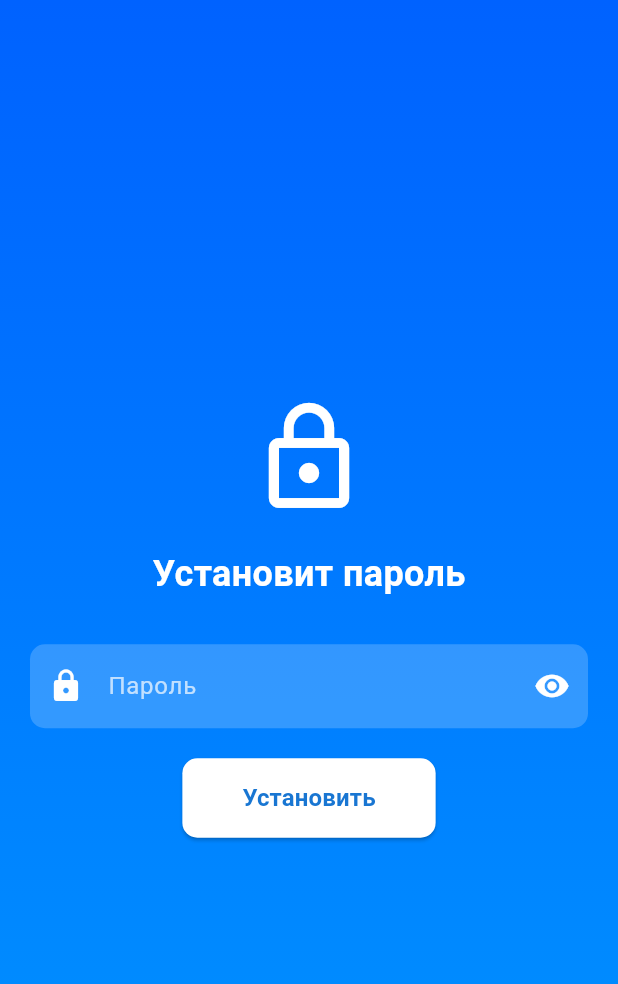
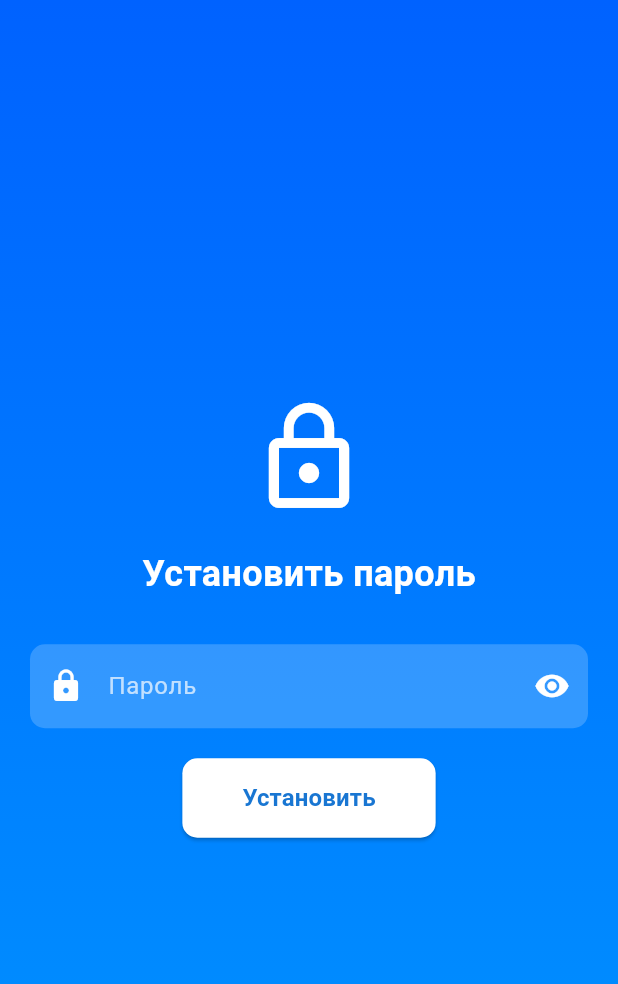
Before and after one commit to crazynoob1566/my-chat-app, a Flutter app: the screen it shows after launch, on a phone screen of 412 x 824 dp. Shown: the top 984 px of the screen. Run offline on Flutter 3.47's test engine with Material 3 defaults, Android fonts, the phone set to English and light mode, and no system bars; our stand-ins replace cached_network_image, flutter_local_notifications, image_gallery_saver, image_picker, permission_handler, photo_view and 2 more; accounts and stored records are empty; statements that could not run were skipped.

Commit message:
Update main.dart

```diff
--- a/lib/main.dart
+++ b/lib/main.dart
@@ -214,7 +214,7 @@ class _PasswordScreenState extends State<PasswordScreen> {
                   const SizedBox(height: 20),
                   Text(
                     _isFirstLaunch
-                        ? 'Установит пароль'
+                        ? 'Установить пароль'
                         : '𝕊𝕒𝕝𝕒𝕞 𝕡𝕠𝕡𝕠𝕝𝕒𝕞',
                     style: const TextStyle(
                       fontSize: 24,
```
